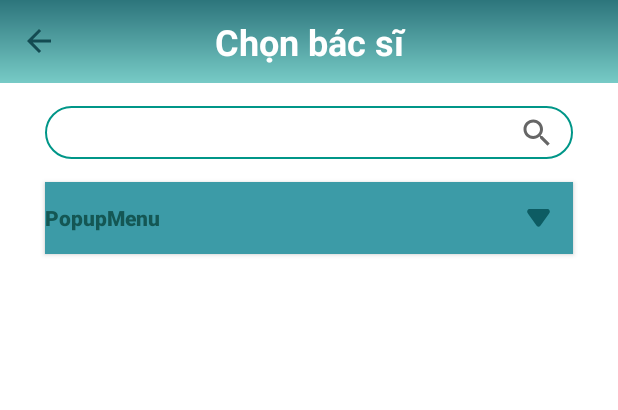
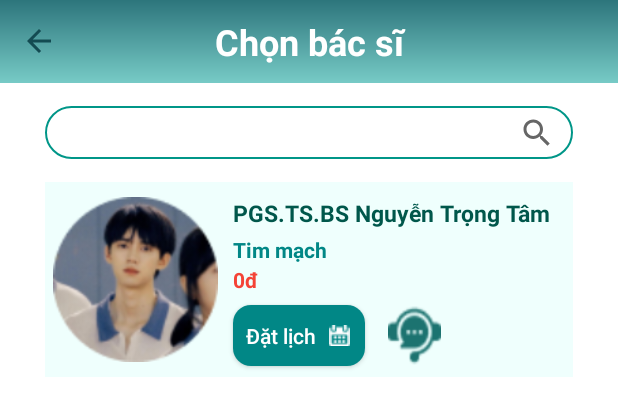
Before and after one commit to dinhcam89/HealthApp, an Android app: the layout activity_appointment.xml on its own in the app's theme, with its tools: preview values and no code run, on a phone screen of 412 x 824 dp. Shown: the top 410 px of the screen. Run offline under Robolectric (Android 15) with nearby library versions, the light colour scheme and no system bars.

Commit message:
change Activity_appointment

```diff
--- a/app/src/main/res/layout/activity_appointment.xml
+++ b/app/src/main/res/layout/activity_appointment.xml
@@ -113,7 +113,7 @@
                     android:text="English"
                     tools:ignore="TouchTargetSizeCheck" />
             </com.google.android.material.textfield.TextInputLayout>
-            -->
+
             <Button
                 android:id="@+id/btn_khoakham1"
                 android:layout_width="match_parent"
@@ -135,7 +135,110 @@
                 tools:ignore="TextContrastCheck">
             </Button>
 
+-->
+            <View
+                android:id="@+id/frame_doctor"
+                android:layout_width="match_parent"
+                android:layout_height="130dp"
+                android:layout_below="@+id/search_bar"
+                android:layout_alignParentStart="true"
+                android:layout_alignParentEnd="true"
+                android:layout_marginHorizontal="30dp"
+                android:layout_marginTop="15dp"
+                android:background="@color/rectangle_81_color"
+                >
+            </View>
 
+            <ImageView
+                android:id="@+id/image_bacsi"
+                android:layout_width="110dp"
+                android:layout_height="100dp"
+                android:layout_alignStart="@+id/frame_doctor"
+                android:layout_alignTop="@+id/frame_doctor"
+                android:layout_alignBottom="@+id/frame_doctor"
+                android:layout_marginVertical="10dp"
+                android:layout_marginLeft="5dp"
+                android:background="@drawable/ellipse_1">
+            </ImageView>
+
+            <TextView
+                android:id="@+id/textview_tenbacsi"
+                android:layout_width="match_parent"
+                android:layout_height="wrap_content"
+                android:layout_alignTop="@+id/frame_doctor"
+                android:layout_alignEnd="@+id/frame_doctor"
+                android:layout_marginHorizontal="10dp"
+                android:layout_marginTop="10dp"
+                android:layout_toEndOf="@+id/image_bacsi"
+                android:text="PGS.TS.BS Nguyễn Trọng Tâm"
+                android:textColor="@color/colorPrimaryDark"
+                android:textSize="15dp"
+                android:textStyle="bold"
+                tools:ignore="TextSizeCheck">
+            </TextView>
+
+            <TextView
+                android:id="@+id/textview_TenKhoaKham"
+                android:layout_width="match_parent"
+                android:layout_height="wrap_content"
+                android:layout_alignTop="@+id/frame_doctor"
+                android:layout_alignEnd="@+id/frame_doctor"
+                android:layout_marginHorizontal="10dp"
+                android:layout_marginTop="35dp"
+                android:layout_toEndOf="@+id/image_bacsi"
+                android:text="Tim mạch"
+                android:textColor="@color/teal_700"
+                android:textSize="14dp"
+                android:textStyle="bold"
+                tools:ignore="TextSizeCheck">
+            </TextView>
+
+            <TextView
+                android:id="@+id/textView_Price"
+                android:layout_width="match_parent"
+                android:layout_height="wrap_content"
+                android:layout_alignTop="@+id/frame_doctor"
+                android:layout_alignEnd="@+id/frame_doctor"
+                android:layout_marginHorizontal="10dp"
+                android:layout_marginTop="55dp"
+                android:layout_toEndOf="@+id/image_bacsi"
+                android:text="0đ"
+                android:textColor="#F44336"
+                android:textStyle="bold">
+            </TextView>
+
+            <Button
+                android:id="@+id/btn_book"
+                android:layout_width="wrap_content"
+                android:layout_height="35dp"
+                android:layout_below="@+id/textView_Price"
+                android:layout_alignBottom="@+id/frame_doctor"
+                android:layout_toEndOf="@+id/image_bacsi"
+                android:background="@drawable/btn_book"
+                android:drawableEnd="@drawable/calendar_1"
+                android:gravity="center"
+                android:layout_marginVertical="7dp"
+                android:layout_marginLeft="10dp"
+                android:paddingEnd="10dp"
+                android:text="Đặt lịch"
+                android:textAllCaps="false"
+                android:textColor="#FFFFFF"
+                tools:ignore="TouchTargetSizeCheck">
+            </Button>
+
+            <Button
+                android:id="@+id/btn_livechat"
+                android:layout_width="35dp"
+                android:layout_height="35dp"
+                android:layout_below="@+id/textView_Price"
+                android:layout_alignBottom="@+id/frame_doctor"
+                android:layout_toEndOf="@+id/btn_book"
+                android:background="@drawable/live_chat_2"
+                android:contentDescription="livechat for more information"
+                tools:ignore="TouchTargetSizeCheck"
+                android:layout_marginLeft="15dp"
+                android:layout_marginVertical="7dp">
+            </Button>
         </RelativeLayout>
     </ScrollView>
 </androidx.constraintlayout.widget.ConstraintLayout>
```
Also changed, not shown: app/src/main/java/com/example/healthapp/AppointmentDoctorChoosingActivity.java (+4 -4 lines).
